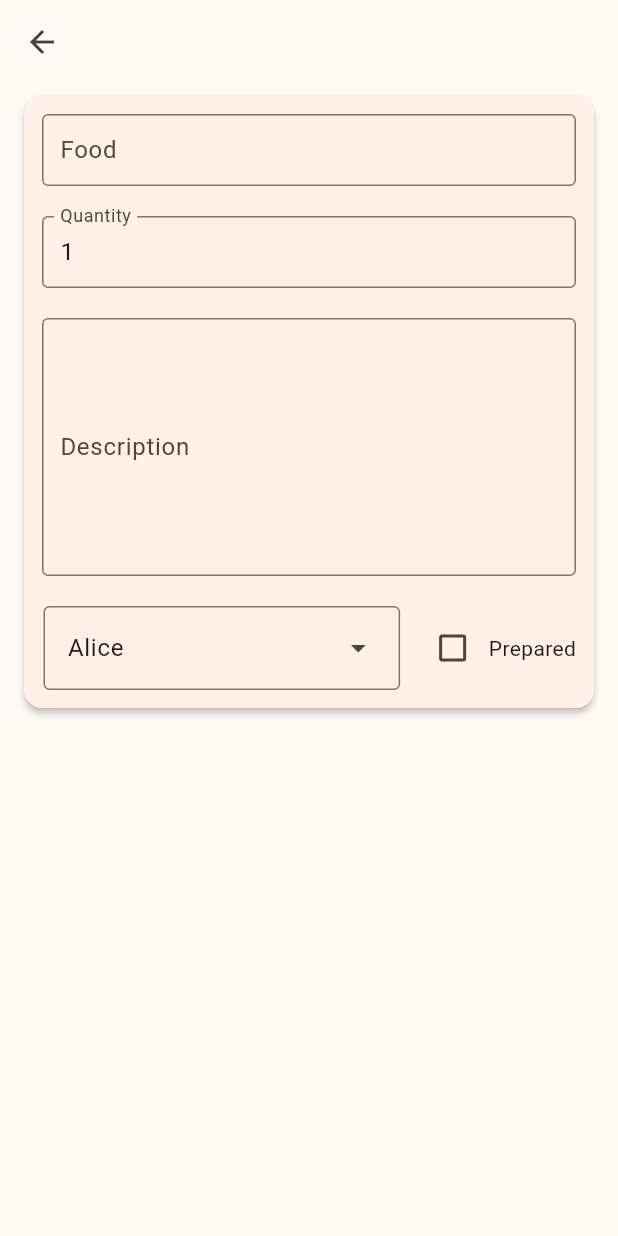
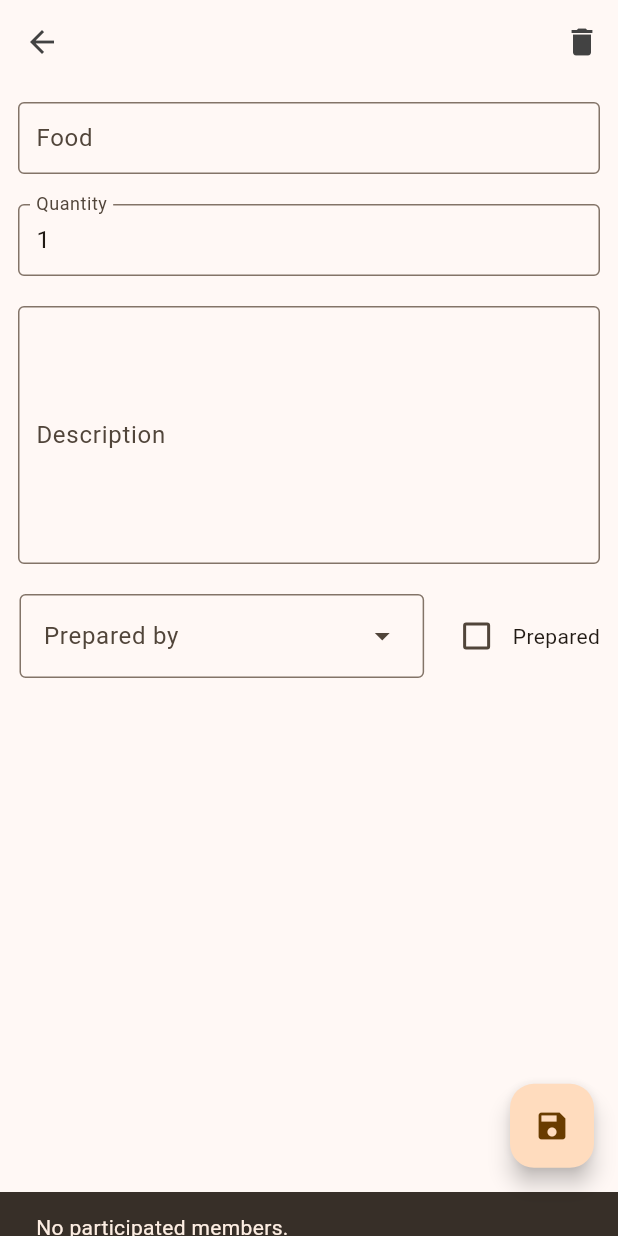
Before and after one commit to InkyChew/flutter-picnic, a Flutter app: the FoodChecklistPage screen opened directly with empty values, after a tap on the "add" icon, on a phone screen of 412 x 824 dp. Run offline on Flutter 3.47's test engine with Material 3 defaults, Android fonts, the phone set to English and light mode, and no system bars; our stand-ins replace card_swiper, equatable, flutter_bloc, flutter_dotenv, flutter_slidable, google_maps_flutter; missing offline and left inert: flutter_flip_card.

Commit message:
Food edit cubit

```diff
--- a/lib/plan/bloc/plan_bloc.dart
+++ b/lib/plan/bloc/plan_bloc.dart
@@ -22,34 +22,40 @@ class PlanBloc extends Bloc<PlanEvent, PlanState> {
         Member(user: User(name: 'Alice', email: '')),
       ], foods: [
         Food(
+            planId: 1,
             name: 'Sandwich',
             preparedBy: User(name: 'Alice', email: ''),
             quantity: 10,
             isPrepared: true,
             description: "bob donot eat meat oh no say cheese good taste"),
         Food(
+            planId: 1,
             name: 'Juice',
             preparedBy: User(name: 'Alice', email: ''),
             quantity: 5,
             isPrepared: false),
         Food(
+            planId: 1,
             name: 'Chips',
             preparedBy: User(name: 'Alice', email: ''),
             quantity: 3,
             isPrepared: true),
       ], tools: [
         Tool(
+            planId: 1,
             name: 'Mat',
             preparedBy: User(name: 'Alice', email: ''),
             quantity: 10,
             isPrepared: true,
             description: "bob donot eat meat oh no say cheese good taste"),
         Tool(
+            planId: 1,
             name: 'Music',
             preparedBy: User(name: 'Alice', email: ''),
             quantity: 5,
             isPrepared: false),
         Tool(
+            planId: 1,
             name: 'Lights',
             preparedBy: User(name: 'Alice', email: ''),
             quantity: 3,
--- /dev/null
+++ b/lib/plan/cubit/food_edit_cubit.dart
@@ -0,0 +1,35 @@
+import 'package:equatable/equatable.dart';
+import 'package:flutter_bloc/flutter_bloc.dart';
+import 'package:picnic/plan/models/models.dart';
+import 'package:picnic/user/models/user.dart';
+
+part 'food_edit_state.dart';
+
+class FoodEditCubit extends Cubit<FoodEditState> {
+  FoodEditCubit(Food food) : super(FoodEditState(food: food));
+
+  Future<void> getMembers() async {
+    String? msg;
+    await Future.delayed(const Duration(seconds: 1));
+    List<User> members = [
+      // User(name: 'Alice', email: ''),
+      // User(name: 'Bob', email: ''),
+      // User(name: 'Inky', email: '')
+    ];
+    if (members.isEmpty) msg = 'No participated members.';
+    emit(state.copyWith(members: members, message: msg));
+  }
+
+  void emitMsg() {
+
+  }
+
+  void editFood(Food food) {
+    emit(state.copyWith(food: food));
+  }
+
+  Future<void> updateFood() async {
+    // api
+    await Future.delayed(const Duration(seconds: 3));
+  }
+}
--- /dev/null
+++ b/lib/plan/cubit/food_edit_state.dart
@@ -0,0 +1,28 @@
+part of 'food_edit_cubit.dart';
+
+class FoodEditState extends Equatable {
+  final Food food;
+  final List<User> members;
+  final String? message;
+
+  const FoodEditState({
+    required this.food,
+    this.members = const [],
+    this.message,
+  });
+
+  @override
+  List<Object> get props => [food, members];
+
+  FoodEditState copyWith({
+    Food? food,
+    List<User>? members,
+    String? message,
+  }) {
+    return FoodEditState(
+      food: food ?? this.food,
+      members: members ?? this.members,
+      message: message ?? this.message,
+    );
+  }
+}
--- /dev/null
+++ b/lib/plan/cubit/food_list_state.dart
@@ -0,0 +1,9 @@
+part of 'food_list_cubit.dart';
+
+class FoodListState extends Equatable {
+  final List<Food> foods;
+  const FoodListState(this.foods);
+
+  @override
+  List<Object> get props => [foods];
+}
--- a/lib/plan/cubit/food_state.dart
+++ /dev/null
@@ -1,16 +0,0 @@
-part of 'food_cubit.dart';
-
-class FoodState extends Equatable {
-  final List<Food> foods;
-  const FoodState(this.foods);
-
-  @override
-  List<Object> get props => [foods];
-}
-
-final class FoodInitial extends FoodState {
-  const FoodInitial(super.foods);
-}
-final class FoodUpdated extends FoodState {
-  const FoodUpdated(super.foods);
-}
--- a/lib/plan/models/food.dart
+++ b/lib/plan/models/food.dart
@@ -9,6 +9,7 @@ class Food {
   int quantity;
   String description;
   bool isPrepared;
+  int planId;
 
   Food({
     this.id = 0,
@@ -17,6 +18,7 @@ class Food {
     this.quantity = 1,
     this.description = '',
     this.isPrepared = false,
+    required this.planId,
   });
 
   Food copyWith({
@@ -26,6 +28,7 @@ class Food {
     int? quantity,
     String? description,
     bool? isPrepared,
+    int? planId,
   }) {
     return Food(
       id: id ?? this.id,
@@ -34,6 +37,7 @@ class Food {
       quantity: quantity ?? this.quantity,
       description: description ?? this.description,
       isPrepared: isPrepared ?? this.isPrepared,
+      planId: planId ?? this.planId,
     );
   }
 
@@ -45,6 +49,7 @@ class Food {
       'quantity': quantity,
       'description': description,
       'isPrepared': isPrepared,
+      'planId': planId,
     };
   }
 
@@ -56,6 +61,7 @@ class Food {
       quantity: map['quantity']?.toInt() ?? 0,
       description: map['description'] ?? '',
       isPrepared: map['isPrepared'] ?? false,
+      planId: map['planId']?.toInt() ?? 0,
     );
   }
 
@@ -65,7 +71,7 @@ class Food {
 
   @override
   String toString() {
-    return 'Food(id: $id, name: $name, preparedBy: $preparedBy, quantity: $quantity, description: $description, isPrepared: $isPrepared)';
+    return 'Food(id: $id, name: $name, preparedBy: $preparedBy, quantity: $quantity, description: $description, isPrepared: $isPrepared, planId: $planId)';
   }
 
   @override
@@ -78,7 +84,8 @@ class Food {
       other.preparedBy == preparedBy &&
       other.quantity == quantity &&
       other.description == description &&
-        other.isPrepared == isPrepared;
+      other.isPrepared == isPrepared &&
+      other.planId == planId;
   }
 
   @override
@@ -88,6 +95,7 @@ class Food {
       preparedBy.hashCode ^
       quantity.hashCode ^
       description.hashCode ^
-        isPrepared.hashCode;
+      isPrepared.hashCode ^
+      planId.hashCode;
   }
 }
--- a/lib/plan/models/models.dart
+++ b/lib/plan/models/models.dart
@@ -1,4 +1,4 @@
+export 'plan.dart';
+export 'member.dart';
 export 'food.dart';
-export 'member.dart';
-export 'plan.dart';
 export 'tool.dart';
--- a/lib/plan/views/food_checklist_page.dart
+++ b/lib/plan/views/food_checklist_page.dart
@@ -1,6 +1,7 @@
 import 'package:flutter/material.dart';
 import 'package:flutter_bloc/flutter_bloc.dart';
-import 'package:picnic/plan/cubit/food_cubit.dart';
+import 'package:flutter_slidable/flutter_slidable.dart';
+import 'package:picnic/plan/cubit/food_list_cubit.dart';
 
 import 'package:picnic/plan/models/food.dart';
 import 'package:picnic/plan/views/food_edit_page.dart';
@@ -15,11 +16,11 @@ class FoodChecklistPage extends StatelessWidget {
     required this.foods,
   });
 
-  void _navigateToFoodEditPage(BuildContext context, Food? food) {
+  void _navigateToFoodEditPage(BuildContext context, Food food) {
     Navigator.push(
       context,
       MaterialPageRoute(
-        builder: (context) => FoodEditPage(user: user, foodItem: food),
+        builder: (context) => FoodEditPage(food: food),
       ),
     );
   }
@@ -27,7 +28,7 @@ class FoodChecklistPage extends StatelessWidget {
   @override
   Widget build(BuildContext context) {
     return BlocProvider(
-      create: (context) => FoodCubit(foods),
+      create: (context) => FoodListCubit(foods),
       child: Scaffold(
         appBar: AppBar(
           backgroundColor: Colors.transparent,
@@ -40,14 +41,27 @@ class FoodChecklistPage extends StatelessWidget {
             color: Colors.grey[800],
           ),
         ),
-        body: BlocBuilder<FoodCubit, FoodState>(
+        body: BlocBuilder<FoodListCubit, FoodListState>(
           builder: (context, state) {
             final foods = state.foods;
             return ListView.builder(
               itemCount: foods.length,
               itemBuilder: (context, index) {
                 final food = foods[index];
-                return Card(
+                return Slidable(
+                  endActionPane:
+                      ActionPane(motion: const ScrollMotion(), children: [
+                    SlidableAction(
+                      onPressed: (context) =>
+                          context.read<FoodListCubit>().removeFood(food),
+                      foregroundColor: Colors.white,
+                      backgroundColor: Theme.of(context).colorScheme.error,
+                      icon: Icons.delete,
+                      label: 'Delete',
+                      borderRadius: BorderRadius.circular(12),
+                    ),
+                  ]),
+                  child: Card(
                     shape: RoundedRectangleBorder(
                         borderRadius: BorderRadius.circular(12)),
                     elevation: 2,
@@ -85,9 +99,12 @@ class FoodChecklistPage extends StatelessWidget {
                               ? Colors.orange
                               : Colors.orange.shade300,
                         ),
-                      onPressed: () => context.read<FoodCubit>().updateFoodIsPrepared(food),
+                        onPressed: () => context
+                            .read<FoodListCubit>()
+                            .updateFoodIsPrepared(food),
                       ),
                       onTap: () => _navigateToFoodEditPage(context, food),
+                    ),
                   ),
                 );
               },
@@ -96,7 +113,7 @@ class FoodChecklistPage extends StatelessWidget {
         ),
         floatingActionButton: FloatingActionButton(
             child: const Icon(Icons.add),
-            onPressed: () => _navigateToFoodEditPage(context, null)),
+            onPressed: () => _navigateToFoodEditPage(context, Food(preparedBy: user, planId: 1))),
       ),
     );
   }
--- a/lib/plan/views/food_edit_page.dart
+++ b/lib/plan/views/food_edit_page.dart
@@ -1,26 +1,14 @@
 import 'package:flutter/material.dart';
 import 'package:flutter_bloc/flutter_bloc.dart';
-import 'package:picnic/plan/cubit/food_cubit.dart';
-import 'package:picnic/plan/models/food.dart';
+import 'package:picnic/plan/cubit/food_edit_cubit.dart';
+import 'package:picnic/plan/cubit/food_list_cubit.dart';
 import 'package:picnic/user/models/user.dart';
 
-class FoodEditPage extends StatefulWidget {
-  final User user;
-  final Food? foodItem;
+import '../models/models.dart';
 
-  const FoodEditPage({super.key, required this.user, required this.foodItem});
-
-  @override
-  State<FoodEditPage> createState() => _PersonalFoodChecklistPageState();
-}
-
-class _PersonalFoodChecklistPageState extends State<FoodEditPage> {
-  late Food food;
-  List<User> members = [
-    User(name: 'Alice', email: ''),
-    User(name: 'Bob', email: ''),
-    User(name: 'Inky', email: '')
-  ];
+class FoodEditPage extends StatelessWidget {
+  final Food food;
+  const FoodEditPage({super.key, required this.food});
 
   static List<DropdownMenuEntry<User>> generateGuestEntry(List<User> members) {
     return members.map<DropdownMenuEntry<User>>((User guest) {
@@ -32,40 +20,36 @@ class _PersonalFoodChecklistPageState extends State<FoodEditPage> {
   }
 
   @override
-  void initState() {
-    super.initState();
-    food = widget.foodItem ?? Food(preparedBy: widget.user);
-  }
-
-  void _updateFoodItem(int quantity, bool isPrepared) {
-    setState(() {
-      food.quantity = quantity;
-      food.isPrepared = isPrepared;
-    });
-  }
-
-  @override
   Widget build(BuildContext context) {
-    // final foodCubit = context.read<FoodCubit>().updateFood(food);
-    return Scaffold(
+    return BlocProvider(
+      create: (context) => FoodEditCubit(food)..getMembers(),
+      child: Scaffold(
         appBar: AppBar(
           backgroundColor: Colors.transparent,
           elevation: 0,
           iconTheme: IconThemeData(
             color: Colors.grey[800],
           ),
+          actions: [
+            IconButton(
+                tooltip: 'delete',
+                onPressed: () => context.read<FoodListCubit>().removeFood(food),
+                icon: const Icon(Icons.delete)),
+          ],
         ),
-      body: ListView(
-        children: [
-          Card(
-            shape:
-                RoundedRectangleBorder(borderRadius: BorderRadius.circular(12)),
-            elevation: 2,
-            margin: const EdgeInsets.symmetric(horizontal: 16, vertical: 8),
-            child: Padding(
+        body: BlocConsumer<FoodEditCubit, FoodEditState>(
+          listenWhen: (previous, current) =>
+              previous.message != current.message,
+          listener: (context, state) {
+            if (state.message != null) {
+              ScaffoldMessenger.of(context).showSnackBar(
+                SnackBar(content: Text('${state.message}')),
+              );
+            }
+          },
+          builder: (context, state) {
+            return ListView(
               padding: const EdgeInsets.all(12.0),
-              child: Column(
-                crossAxisAlignment: CrossAxisAlignment.start,
               children: [
                 TextFormField(
                   initialValue: food.name,
@@ -74,7 +58,9 @@ class _PersonalFoodChecklistPageState extends State<FoodEditPage> {
                     border: OutlineInputBorder(),
                     contentPadding: EdgeInsets.symmetric(horizontal: 8),
                   ),
-                    onChanged: (value) {},
+                  onChanged: (value) => context
+                      .read<FoodEditCubit>()
+                      .editFood(food.copyWith(name: value)),
                 ),
                 const SizedBox(height: 20),
 
@@ -88,7 +74,10 @@ class _PersonalFoodChecklistPageState extends State<FoodEditPage> {
                     contentPadding: EdgeInsets.symmetric(horizontal: 8),
                   ),
                   onChanged: (value) {
-                      food.quantity = int.tryParse(value) ?? 0;
+                    int qty = int.tryParse(value) ?? 0;
+                    context
+                        .read<FoodEditCubit>()
+                        .editFood(food.copyWith(quantity: qty));
                   },
                 ),
                 const SizedBox(height: 20),
@@ -105,9 +94,9 @@ class _PersonalFoodChecklistPageState extends State<FoodEditPage> {
                     contentPadding:
                         EdgeInsets.symmetric(vertical: 14, horizontal: 8),
                   ),
-                    onChanged: (value) {setState(() {
-                      food.description = value;
-                    });},
+                  onChanged: (value) => context
+                      .read<FoodEditCubit>()
+                      .editFood(food.copyWith(description: value)),
                 ),
                 const SizedBox(height: 20),
 
@@ -117,34 +106,40 @@ class _PersonalFoodChecklistPageState extends State<FoodEditPage> {
                     Expanded(
                       child: DropdownMenu<User>(
                         expandedInsets: const EdgeInsets.all(1.0),
-                          hintText: 'Prepared by',
+                        label: const Text('Prepared by'),
                         initialSelection: food.preparedBy,
                         onSelected: (User? value) {
-                            // This is called when the user selects an item.
-                            setState(() {
-                              food.preparedBy = value!;
-                            });
+                          if (value != null) {
+                            context
+                                .read<FoodEditCubit>()
+                                .editFood(food.copyWith(preparedBy: value));
+                          }
                         },
-                          dropdownMenuEntries: generateGuestEntry(members),
+                        dropdownMenuEntries: generateGuestEntry(state.members),
                       ),
                     ),
                     const SizedBox(width: 10),
                     Checkbox(
                       value: food.isPrepared,
-                        onChanged: (value) {
-                          setState(() {
-                            food.isPrepared = !food.isPrepared;
-                          });
-                        },
+                      onChanged: (value) => context
+                          .read<FoodEditCubit>()
+                          .editFood(food.copyWith(isPrepared: value)),
                     ),
                     const Text('Prepared'),
                   ],
                 ),
               ],
+            );
+          },
         ),
+        floatingActionButton: FloatingActionButton(
+          tooltip: 'Save',
+          child: const Icon(Icons.save),
+          onPressed: () {
+            // context.read<FoodEditCubit>().updateFood();
+            context.read<FoodListCubit>().updateFoodList(food);
+          },
         ),
-          ),
-        ],
       ),
     );
   }
--- a/lib/plan/views/tool_edit_page.dart
+++ b/lib/plan/views/tool_edit_page.dart
@@ -32,7 +32,8 @@ class _PersonaltoolChecklistPageState extends State<ToolEditPage> {
   @override
   void initState() {
     super.initState();
-    tool = widget.toolItem ?? Tool(preparedBy: widget.user, name: '');
+    tool =
+        widget.toolItem ?? Tool(planId: 1, preparedBy: widget.user, name: '');
   }
 
   void _updatetoolItem(int quantity, bool isPrepared) {
```
Also changed, not shown: lib/plan/cubit/food_list_cubit.dart (renamed from lib/plan/cubit/food_cubit.dart, +10 -9 lines), lib/plan/models/tool.dart (+11 -3 lines). Lines whose indentation alone changed are shown as unchanged.
